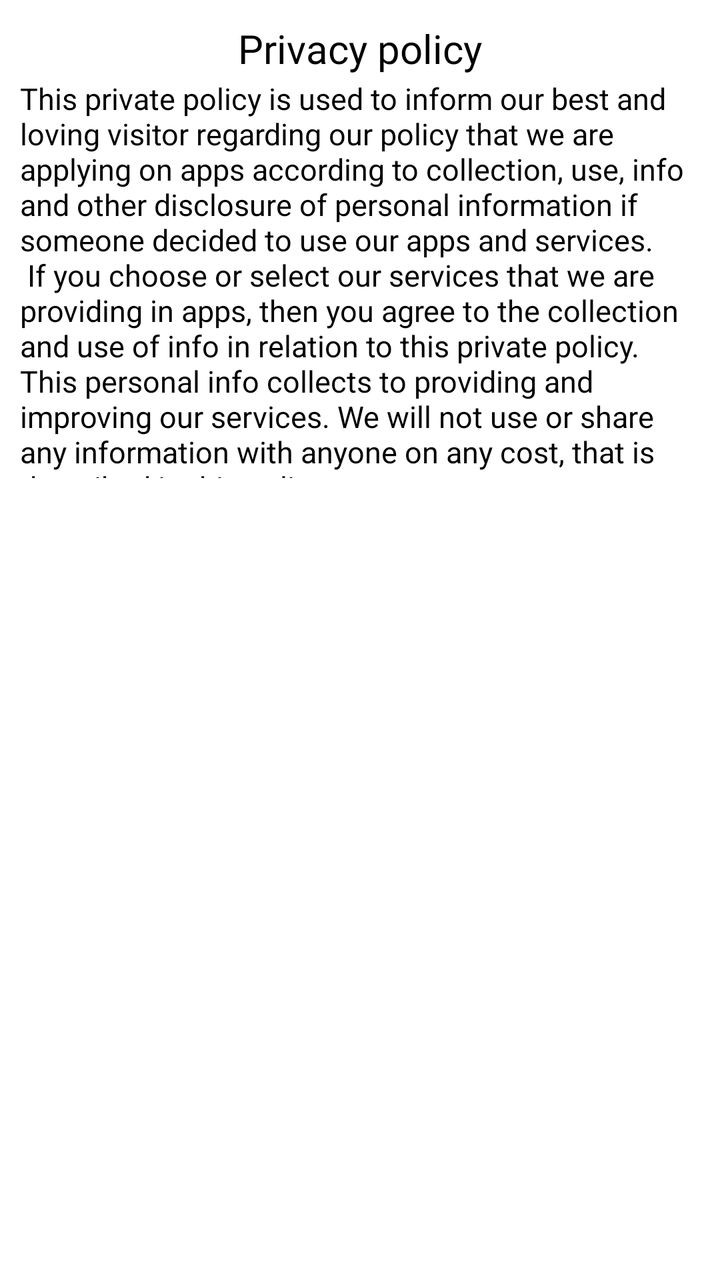
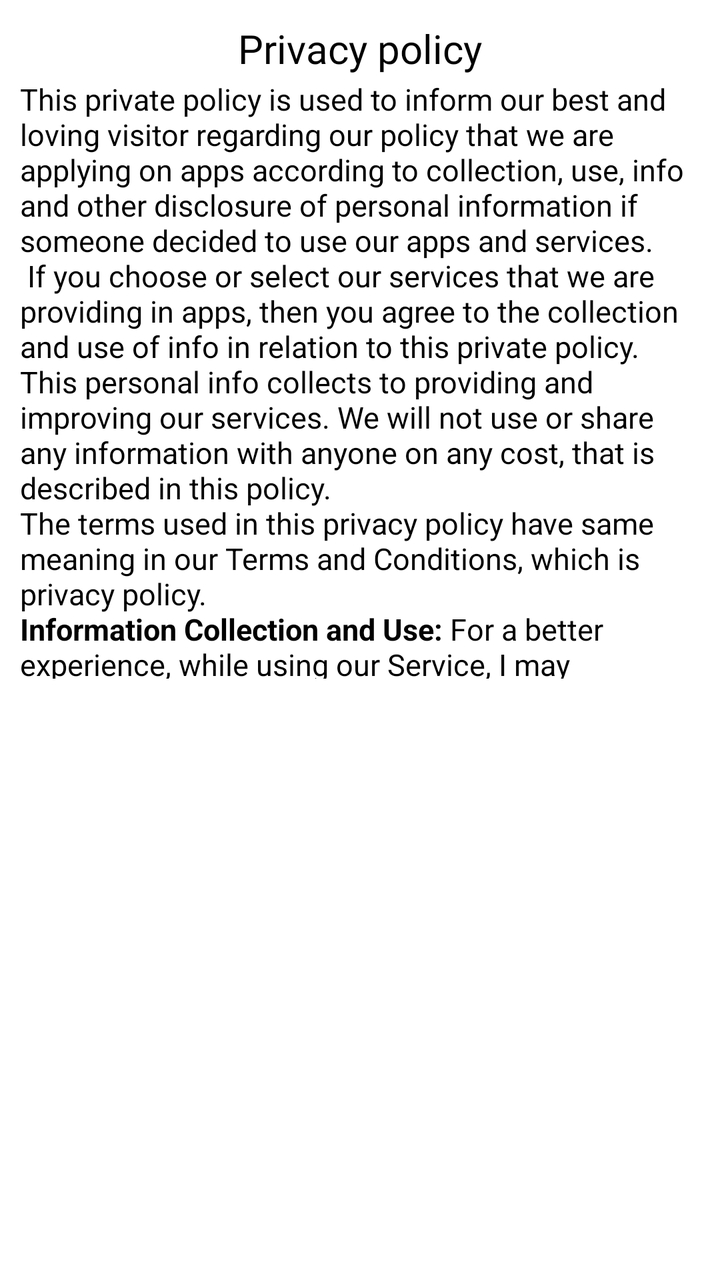

Two renders of the same Android screen: before a commit and after it. Below are the layout's source before the change and the commit's diff.
<!-- AndroidManifest.xml: application theme Theme.AppCompat -->
<!-- res/layout/activity_privacy_screen.xml -->
<?xml version="1.0" encoding="utf-8"?>
<ScrollView xmlns:android="http://schemas.android.com/apk/res/android"
    xmlns:app="http://schemas.android.com/apk/res-auto"
    xmlns:tools="http://schemas.android.com/tools"
    android:layout_width="match_parent"
    android:background="@color/white"
    android:layout_height="match_parent">

    <androidx.constraintlayout.widget.ConstraintLayout
        android:layout_width="match_parent"
        android:layout_height="match_parent">


        <TextView
            android:id="@+id/textorivacypolicy"
            android:layout_width="wrap_content"
            android:layout_height="wrap_content"
            android:layout_marginTop="10dp"
            android:fontFamily="@font/poppins_bold"
            android:text="Privacy policy"
            android:textColor="@color/black"
            android:textSize="20dp"
            app:layout_constraintBottom_toBottomOf="parent"
            app:layout_constraintEnd_toEndOf="parent"
            app:layout_constraintStart_toStartOf="parent"
            app:layout_constraintTop_toTopOf="parent"
            app:layout_constraintVertical_bias="0.002" />

        <ScrollView
            android:id="@+id/scrolview1"
            android:layout_width="match_parent"
            android:layout_height="200dp"
            android:layout_marginStart="10dp"
            android:layout_marginEnd="10dp"
            app:layout_constraintBottom_toBottomOf="parent"
            app:layout_constraintEnd_toEndOf="parent"
            app:layout_constraintHorizontal_bias="0.0"
            app:layout_constraintStart_toStartOf="parent"
            app:layout_constraintTop_toBottomOf="@+id/textorivacypolicy"
            app:layout_constraintVertical_bias="0.033">

            <TextView
                android:id="@+id/textView2"
                android:layout_width="match_parent"
                android:layout_height="301dp"
                android:textColor="@color/black"
                android:text="@string/fragment1"
                android:textSize="15dp" />
        </ScrollView>


        <ProgressBar
            android:id="@+id/progressBar"
            android:layout_width="wrap_content"
            android:layout_height="wrap_content"
            android:layout_centerInParent="true"
            android:indeterminateTint="@android:color/holo_orange_dark"
            app:layout_constraintEnd_toEndOf="parent"
            app:layout_constraintStart_toStartOf="parent"
            app:layout_constraintTop_toBottomOf="@+id/scrolview1" />

        <TextView
            android:id="@+id/skip"
            android:layout_width="283dp"
            android:layout_height="44dp"
            android:layout_marginTop="10dp"
            android:background="@drawable/skip_button"
            android:fontFamily="@font/poppins_bold"
            android:gravity="center"
            android:text="Continue"
            android:textAlignment="center"
            android:textColor="@color/white"
            android:textSize="@dimen/_14ssp"
            android:textStyle="bold"
            android:visibility="gone"
            app:layout_constraintEnd_toEndOf="parent"
            app:layout_constraintStart_toStartOf="parent"
            app:layout_constraintTop_toBottomOf="@+id/scrolview1" />

        <RelativeLayout
            android:id="@+id/relativeLayoutadmob"
            android:layout_width="match_parent"
            android:layout_height="wrap_content"
            android:layout_marginStart="20dp"
            android:layout_marginTop="68dp"
            android:layout_marginEnd="20dp"
            app:layout_constraintEnd_toEndOf="parent"
            app:layout_constraintHorizontal_bias="0.0"
            android:visibility="gone"
            app:layout_constraintStart_toStartOf="parent"
            app:layout_constraintTop_toBottomOf="@+id/progressBar">


        </RelativeLayout>

    </androidx.constraintlayout.widget.ConstraintLayout>
</ScrollView>
<!-- resources referenced by this layout -->
<resources>
  <color name="black">#FF000000</color>
  <color name="white">#FFFFFFFF</color>
  <!-- drawable skip_button (drawable) -->
  <?xml version="1.0" encoding="utf-8"?>
  <shape xmlns:android="http://schemas.android.com/apk/res/android"
      android:shape="rectangle">
  
      <solid android:color="@color/pink" />
      <stroke android:color="@color/pink" android:width="1dp"/>
      <corners android:radius="@dimen/_5sdp"/>
  
  </shape>
  <string name="fragment1">This private policy is used to inform our best and loving visitor regarding our policy that we are applying on apps according to collection, use, info and other disclosure of personal information if someone decided to use our apps and services.\n
  
  If you choose or select our services that we are providing in apps, then you agree to the collection and use of info in relation to this private policy. This personal info collects to providing and improving our services. We will not use or share any information with anyone on any cost, that is described in this policy.
      \nThe terms used in this privacy policy have same meaning in our Terms and Conditions, which is privacy policy.    <b>\nInformation Collection and Use:</b>
  <p>For a better experience, while using our Service, I may require you to provide us with certain personally identifiable information, including but not limited to simple Niklit Studio app.
  These apps does use third party services that may collect information used to identify you.
  Link to privacy policy of third party service providers used by the app
  Google Play Services
  AdMob
  Facebook
  Google Play Services.</p>
          \n<b>Log Data:</b>
  <p>I want to inform you that whenever you use our Service, in a case of an error in the app I collect data and information (through third party products) on your phone called Log Data. This Log Data may include information such as your device Internet Protocol (“IP”) address, device name, operating system version, the configuration of the app when utilizing my Service, the time and date of your use of the Service, and other statistics.
        </p>  \n
       </string>
  <color name="pink">#FF6B6B</color>
</resources>

<!-- the commit's change to res/layout/activity_privacy_screen.xml (unified diff, before → after) -->
@@ -29,7 +29,7 @@
         <ScrollView
             android:id="@+id/scrolview1"
             android:layout_width="match_parent"
-            android:layout_height="200dp"
+            android:layout_height="300dp"
             android:layout_marginStart="10dp"
             android:layout_marginEnd="10dp"
             app:layout_constraintBottom_toBottomOf="parent"
@@ -91,6 +91,12 @@
             app:layout_constraintTop_toBottomOf="@+id/progressBar">
 
 
+
+            <com.google.android.ads.nativetemplates.TemplateView
+                android:id="@+id/my_template"
+                app:gnt_template_type="@layout/gnt_medium_template_view_new"
+                android:layout_width="match_parent"
+                android:layout_height="match_parent" />
         </RelativeLayout>
 
     </androidx.constraintlayout.widget.ConstraintLayout>
